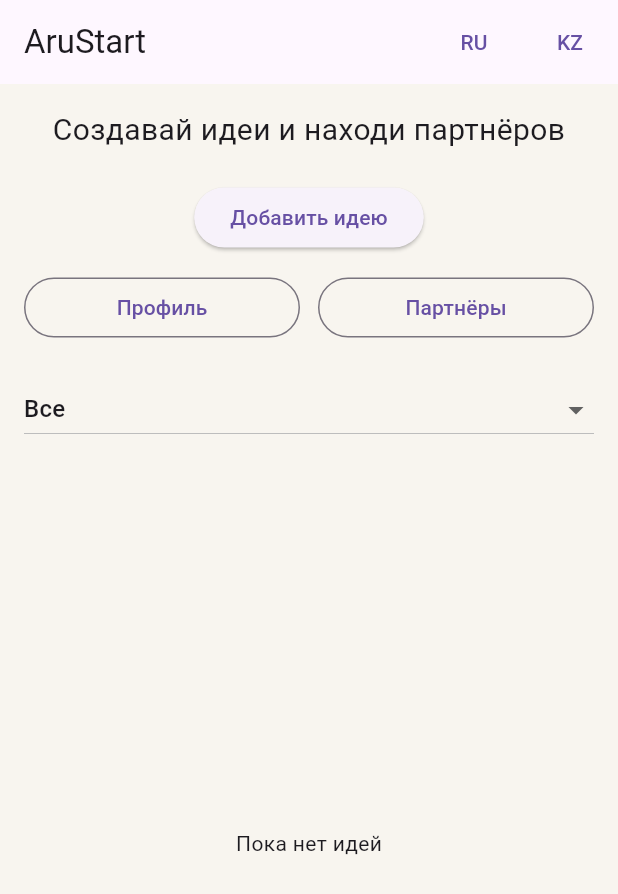
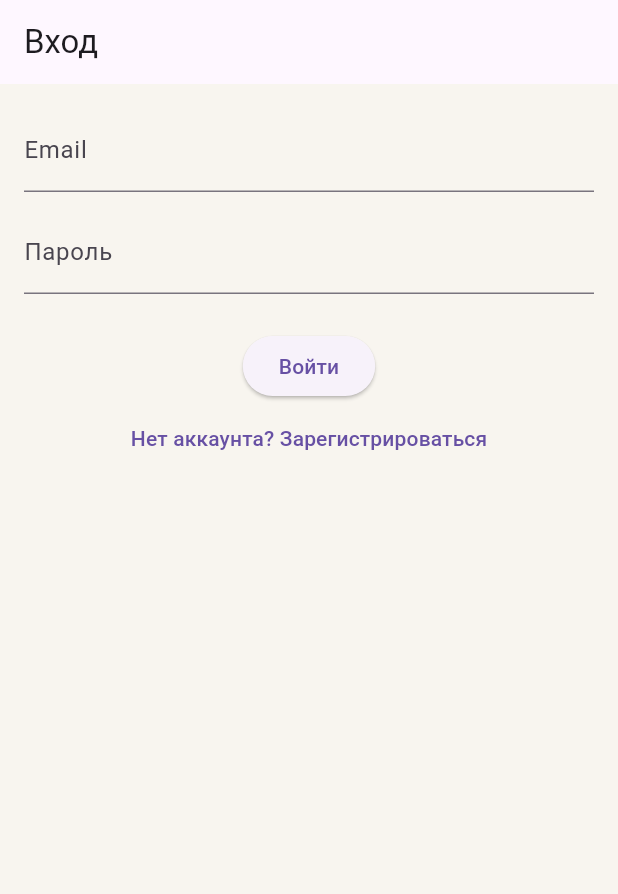
Before and after one commit to AruUkenova/AruStart, a Flutter app: the screen it shows after launch, on a phone screen of 412 x 824 dp. Shown: the top 894 px of the screen. Run offline on Flutter 3.47's test engine with Material 3 defaults, Android fonts, the phone set to English and light mode, and no system bars; our stand-ins replace firebase_auth, firebase_core, flutter_riverpod, hive, hive_flutter; accounts and stored records are empty.

Commit message:
Day 6:Firebase auth

```diff
--- a/lib/main.dart
+++ b/lib/main.dart
@@ -1,14 +1,18 @@
+import 'package:firebase_auth/firebase_auth.dart';
+import 'package:firebase_core/firebase_core.dart';
 import 'package:flutter/material.dart';
 import 'package:flutter_localizations/flutter_localizations.dart';
 import 'package:flutter_riverpod/flutter_riverpod.dart';
+import 'package:hive_flutter/hive_flutter.dart';
 
 import 'core/localization/language_provider.dart';
+import 'presentation/auth/login_screen.dart';
 import 'presentation/home/home_screen.dart';
-import 'package:hive_flutter/hive_flutter.dart';
 
 void main() async {
   WidgetsFlutterBinding.ensureInitialized();
 
+  await Firebase.initializeApp();
   await Hive.initFlutter();
 
   runApp(
@@ -42,7 +46,9 @@ class AruStartApp extends ConsumerWidget {
         useMaterial3: true,
         scaffoldBackgroundColor: const Color(0xFFF8F5EF),
       ),
-      home: const HomeScreen(),
+      home: FirebaseAuth.instance.currentUser == null
+          ? LoginScreen(lang: locale.languageCode)
+          : const HomeScreen(),
     );
   }
 }
--- /dev/null
+++ b/lib/presentation/auth/login_screen.dart
@@ -0,0 +1,121 @@
+import 'package:firebase_auth/firebase_auth.dart';
+import 'package:flutter/material.dart';
+
+import '../home/home_screen.dart';
+import 'register_screen.dart';
+
+class LoginScreen extends StatefulWidget {
+  final String lang;
+
+  const LoginScreen({
+    super.key,
+    required this.lang,
+  });
+
+  @override
+  State<LoginScreen> createState() => _LoginScreenState();
+}
+
+class _LoginScreenState extends State<LoginScreen> {
+  final emailController = TextEditingController();
+  final passwordController = TextEditingController();
+
+  bool isLoading = false;
+
+  @override
+  void dispose() {
+    emailController.dispose();
+    passwordController.dispose();
+    super.dispose();
+  }
+
+  Future<void> login() async {
+    setState(() {
+      isLoading = true;
+    });
+
+    try {
+      await FirebaseAuth.instance.signInWithEmailAndPassword(
+        email: emailController.text.trim(),
+        password: passwordController.text.trim(),
+      );
+
+      if (!mounted) return;
+
+      Navigator.pushReplacement(
+        context,
+        MaterialPageRoute(
+          builder: (_) => const HomeScreen(),
+        ),
+      );
+    } on FirebaseAuthException catch (e) {
+      if (!mounted) return;
+
+      ScaffoldMessenger.of(context).showSnackBar(
+        SnackBar(
+          content: Text(e.message ?? 'Login error'),
+        ),
+      );
+    } finally {
+      if (mounted) {
+        setState(() {
+          isLoading = false;
+        });
+      }
+    }
+  }
+
+  @override
+  Widget build(BuildContext context) {
+    final isKk = widget.lang == 'kk';
+
+    return Scaffold(
+      appBar: AppBar(
+        title: Text(isKk ? 'Кіру' : 'Вход'),
+      ),
+      body: Padding(
+        padding: const EdgeInsets.all(16),
+        child: Column(
+          children: [
+            TextField(
+              controller: emailController,
+              decoration: InputDecoration(
+                labelText: 'Email',
+              ),
+            ),
+            const SizedBox(height: 12),
+            TextField(
+              controller: passwordController,
+              obscureText: true,
+              decoration: InputDecoration(
+                labelText: isKk ? 'Құпиясөз' : 'Пароль',
+              ),
+            ),
+            const SizedBox(height: 24),
+            ElevatedButton(
+              onPressed: isLoading ? null : login,
+              child: isLoading
+                  ? const CircularProgressIndicator()
+                  : Text(isKk ? 'Кіру' : 'Войти'),
+            ),
+            TextButton(
+              onPressed: () {
+                Navigator.pushReplacement(
+                  context,
+                  MaterialPageRoute(
+                    builder: (_) => RegisterScreen(lang: widget.lang),
+                  ),
+                );
+              },
+              child: Text(
+                isKk
+                    ? 'Аккаунт жоқ па? Тіркелу'
+                    : 'Нет аккаунта? Зарегистрироваться',
+              ),
+            ),
+          ],
+        ),
+      ),
+    );
+  }
+}
--- a/pubspec.yaml
+++ b/pubspec.yaml
@@ -42,6 +42,9 @@ dependencies:
 
   hive: ^2.2.3
   hive_flutter: ^1.1.0
+
+  firebase_core: ^2.30.0
+  firebase_auth: ^4.17.0
 
   # The following adds the Cupertino Icons font to your application.
   # Use with the CupertinoIcons class for iOS style icons.
```
Also changed, not shown: lib/presentation/auth/register_screen.dart (added, +121 -0 lines), pubspec.lock, 6 other files.
